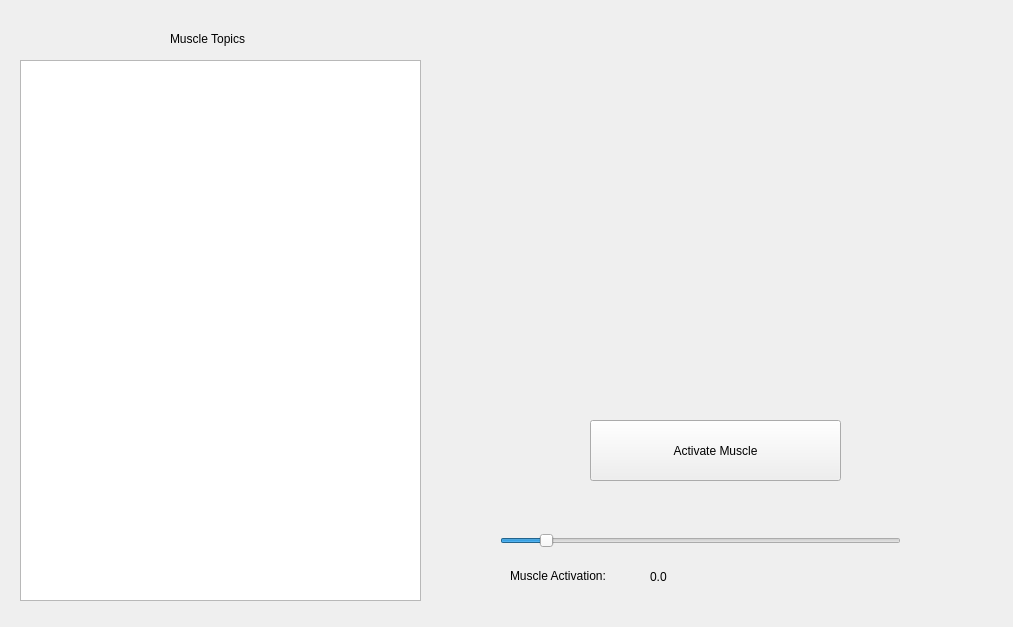
First picture: the form in resource/muscle_tester_widget.ui, repository arne48/arl_muscle_tester, before the edit.
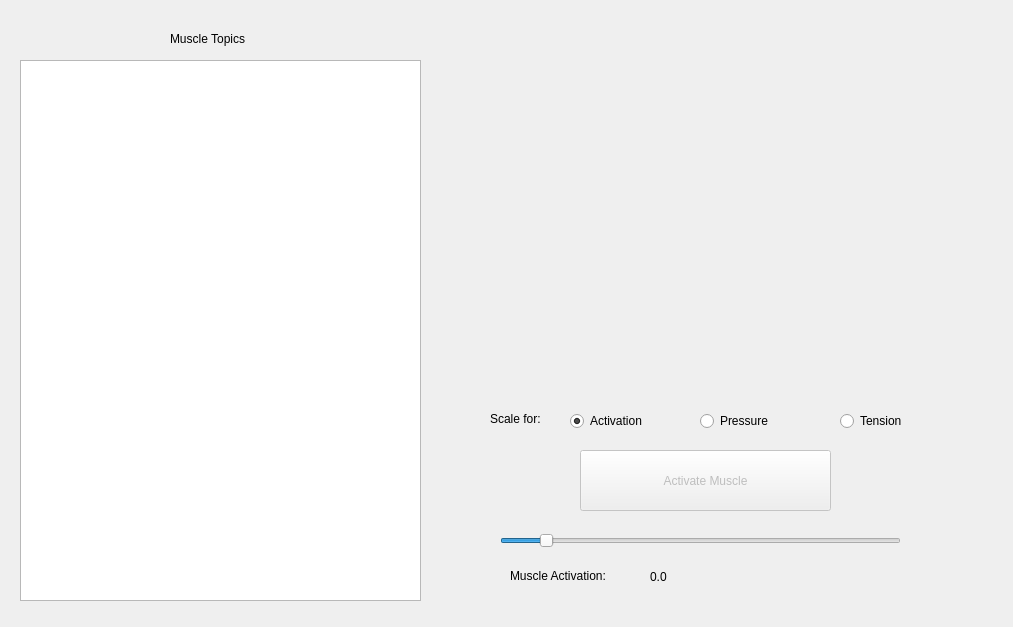
Second picture: the form after the edit.

Commit message: added functionality to plot muscle state while testing activation

```diff
--- a/resource/muscle_tester_widget.ui
+++ b/resource/muscle_tester_widget.ui
@@ -24,10 +24,13 @@
    </property>
   </widget>
   <widget class="QPushButton" name="activationButton">
+   <property name="enabled">
+    <bool>false</bool>
+   </property>
    <property name="geometry">
     <rect>
-     <x>590</x>
-     <y>420</y>
+     <x>580</x>
+     <y>450</y>
      <width>251</width>
      <height>61</height>
     </rect>
@@ -97,6 +100,72 @@
     <string>Muscle Topics</string>
    </property>
   </widget>
+  <widget class="QWidget" name="horizontalLayoutWidget">
+   <property name="geometry">
+    <rect>
+     <x>449</x>
+     <y>59</y>
+     <width>551</width>
+     <height>331</height>
+    </rect>
+   </property>
+   <layout class="QHBoxLayout" name="data_plot_layout"/>
+  </widget>
+  <widget class="QRadioButton" name="activationScaleButton">
+   <property name="geometry">
+    <rect>
+     <x>570</x>
+     <y>410</y>
+     <width>117</width>
+     <height>22</height>
+    </rect>
+   </property>
+   <property name="text">
+    <string>Activation</string>
+   </property>
+   <property name="checked">
+    <bool>true</bool>
+   </property>
+  </widget>
+  <widget class="QRadioButton" name="pressureScaleButton">
+   <property name="geometry">
+    <rect>
+     <x>700</x>
+     <y>410</y>
+     <width>117</width>
+     <height>22</height>
+    </rect>
+   </property>
+   <property name="text">
+    <string>Pressure</string>
+   </property>
+  </widget>
+  <widget class="QRadioButton" name="tensionScaleButton">
+   <property name="geometry">
+    <rect>
+     <x>840</x>
+     <y>410</y>
+     <width>117</width>
+     <height>22</height>
+    </rect>
+   </property>
+   <property name="text">
+    <string>Tension</string>
+   </property>
+  </widget>
+  <widget class="QLabel" name="label_2">
+   <property name="geometry">
+    <rect>
+     <x>490</x>
+     <y>410</y>
+     <width>71</width>
+     <height>17</height>
+    </rect>
+   </property>
+   <property name="text">
+    <string>Scale for:</string>
+   </property>
+  </widget>
  </widget>
  <layoutdefault spacing="6" margin="11"/>
  <resources/>
```
Left out of the diff: 3 changed lines with no effect on the pictures. The commit also changes 6 other files.
